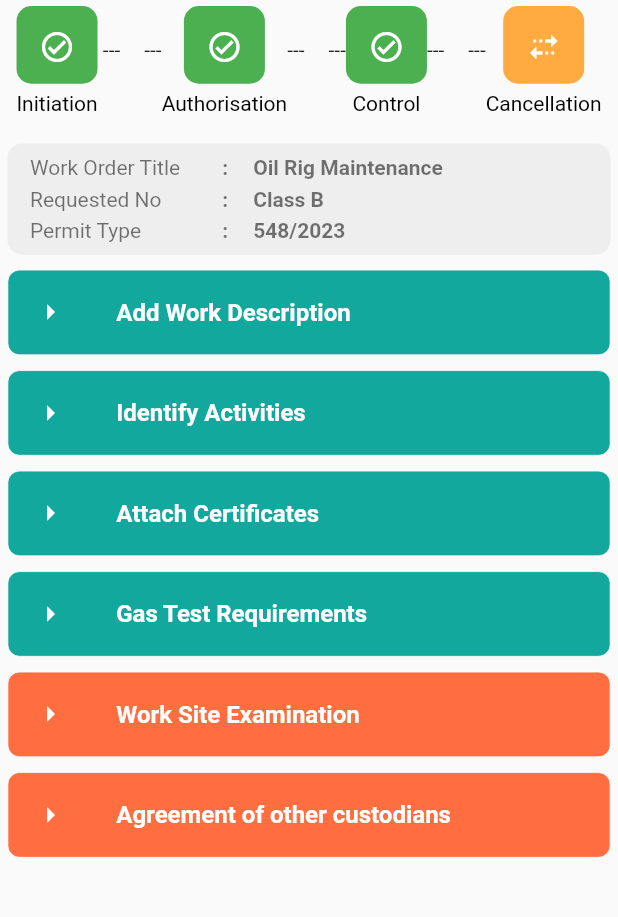
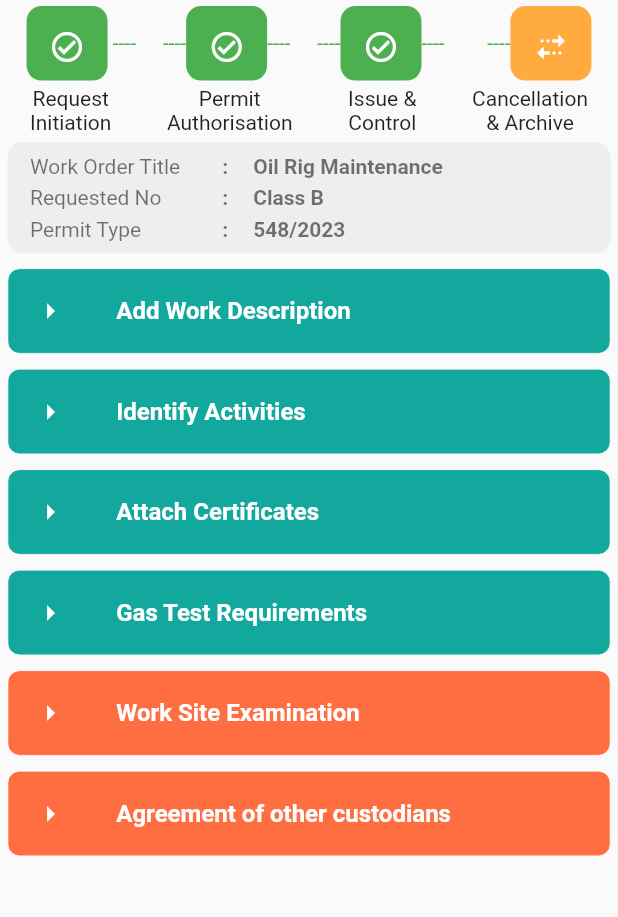
Before and after one commit to zerotrx98/petro_hse, a Flutter app: the InitiateScreen screen opened by its route, on a phone screen of 412 x 824 dp, the part 84-1001 px from its top. Run offline on Flutter 3.47's test engine with Material 2 defaults, Android fonts, the light colour scheme and no system bars; drawn by our look-alikes of buttons_tabbar; our stand-ins replace data_table_2, easy_stepper, get, table_calendar; missing offline and left inert: d_chart; network calls fail.

Commit message:
cutom stepper added

```diff
--- a/lib/hse/const/widgets/initiateScreen_widgets/initiate_feilds.dart
+++ b/lib/hse/const/widgets/initiateScreen_widgets/initiate_feilds.dart
@@ -841,7 +841,9 @@ class Example extends StatelessWidget {
       child: Column(
         children: <Widget>[
           ButtonsTabBar(
-            height: Get.height * 0.11,
+            physics: NeverScrollableScrollPhysics(),
+            contentPadding: EdgeInsets.symmetric(horizontal: 5),
+            height: Get.height * 0.07,
             backgroundColor: Colors.grey.shade50,
             unselectedBackgroundColor: Colors.grey.shade50,
             unselectedLabelStyle: TextStyle(color: Colors.grey.shade50),
@@ -867,20 +869,14 @@ class Example extends StatelessWidget {
                             ),
                           ),
                         ),
-                        SizedBox(
-                          height: 5,
-                        ),
-                        Expanded(
-                          flex: 3,
-                          child: Text(
-                            "Initiation",
-                            style: TextStyle(color: Colors.black),
-                          ),
-                        )
                       ],
                     ),
                     SizedBox(
-                        height: Get.height * 0.05, child: const Text(" ---"))
+                        height: Get.height * 0.02,
+                        child: const Text(
+                          " ----",
+                          style: TextStyle(color: Colors.green),
+                        ))
                   ],
                 ),
               ),
@@ -889,7 +885,9 @@ class Example extends StatelessWidget {
                 child: Row(
                   children: [
                     SizedBox(
-                        height: Get.height * 0.05, child: const Text("---")),
+                        height: Get.height * 0.02,
+                        child: const Text("----",
+                            style: TextStyle(color: Colors.green))),
                     Column(
                       children: [
                         Expanded(
@@ -905,20 +903,12 @@ class Example extends StatelessWidget {
                             ),
                           ),
                         ),
-                        const SizedBox(
-                          height: 5,
-                        ),
-                        const Expanded(
-                          flex: 3,
-                          child: Text(
-                            "Authorisation",
-                            style: TextStyle(color: Colors.black),
-                          ),
-                        )
                       ],
                     ),
                     SizedBox(
-                        height: Get.height * 0.05, child: const Text("---"))
+                        height: Get.height * 0.02,
+                        child: const Text("----",
+                            style: TextStyle(color: Colors.green)))
                   ],
                 ),
               ),
@@ -927,7 +917,9 @@ class Example extends StatelessWidget {
                 child: Row(
                   children: [
                     SizedBox(
-                        height: Get.height * 0.05, child: const Text("---")),
+                        height: Get.height * 0.02,
+                        child: const Text("----",
+                            style: TextStyle(color: Colors.green))),
                     Column(
                       children: [
                         Expanded(
@@ -943,20 +935,12 @@ class Example extends StatelessWidget {
                             ),
                           ),
                         ),
-                        const SizedBox(
-                          height: 5,
-                        ),
-                        const Expanded(
-                          flex: 3,
-                          child: Text(
-                            "Control",
-                            style: TextStyle(color: Colors.black),
-                          ),
-                        )
                       ],
                     ),
                     SizedBox(
-                        height: Get.height * 0.05, child: const Text("---"))
+                        height: Get.height * 0.02,
+                        child: const Text("----   ",
+                            style: TextStyle(color: Colors.green)))
                   ],
                 ),
               ),
@@ -965,7 +949,9 @@ class Example extends StatelessWidget {
                 child: Row(
                   children: [
                     SizedBox(
-                        height: Get.height * 0.05, child: const Text("---")),
+                        height: Get.height * 0.02,
+                        child: const Text("----",
+                            style: TextStyle(color: Colors.green))),
                     Column(
                       children: [
                         Expanded(
@@ -981,22 +967,44 @@ class Example extends StatelessWidget {
                             ),
                           ),
                         ),
-                        const SizedBox(
-                          height: 5,
-                        ),
-                        const Expanded(
-                          flex: 3,
-                          child: Text(
-                            "Cancellation",
-                            style: TextStyle(color: Colors.black),
-                          ),
-                        ),
                       ],
                     ),
                   ],
                 ),
               ),
             ],
+          ),
+          const Padding(
+            padding: EdgeInsets.symmetric(horizontal: 20),
+            child: Row(
+              mainAxisAlignment: MainAxisAlignment.spaceBetween,
+              children: [
+                Column(
+                  children: [
+                    Text("Request"),
+                    Text("Initiation"),
+                  ],
+                ),
+                Column(
+                  children: [
+                    Text("Permit"),
+                    Text("Authorisation"),
+                  ],
+                ),
+                Column(
+                  children: [
+                    Text("Issue &"),
+                    Text("Control"),
+                  ],
+                ),
+                Column(
+                  children: [
+                    Text("Cancellation"),
+                    Text("& Archive"),
+                  ],
+                )
+              ],
+            ),
           ),
           Padding(
             padding: const EdgeInsets.symmetric(horizontal: 5, vertical: 5),
--- a/pubspec.yaml
+++ b/pubspec.yaml
@@ -44,6 +44,7 @@ dependencies:
   data_table_2: ^2.5.8
   d_chart: ^2.6.2
   image: ^4.1.3
+  step_progress_indicator: ^1.0.2
 
 dev_dependencies:
   flutter_test:
```
Also changed, not shown: pubspec.lock.
